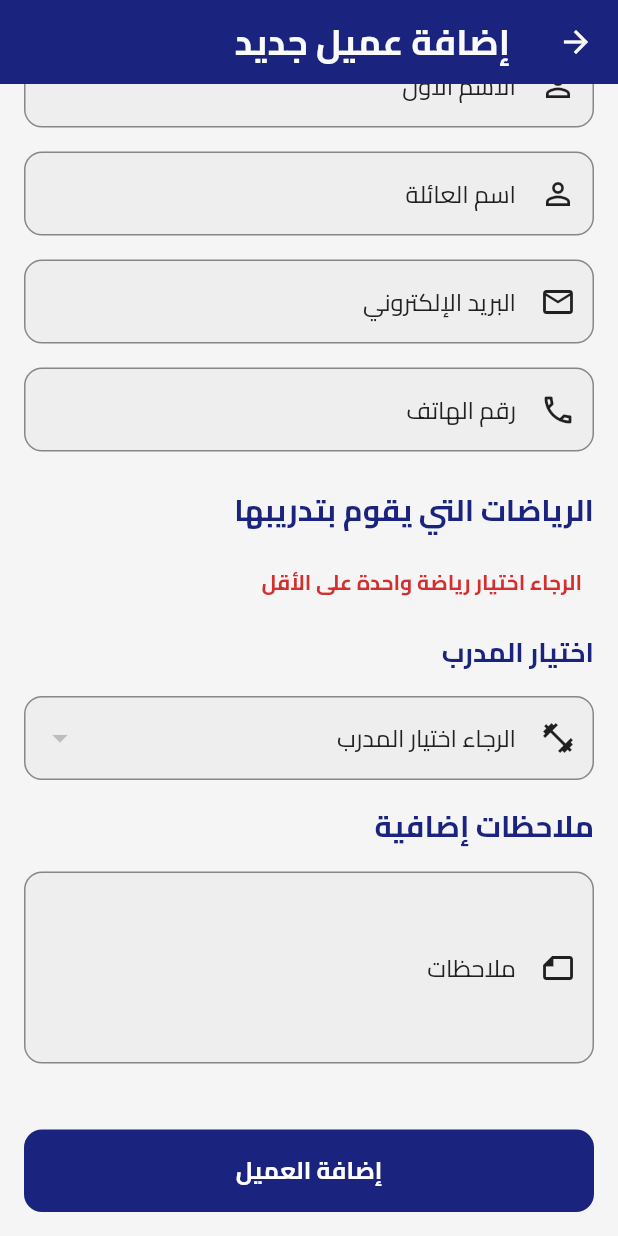
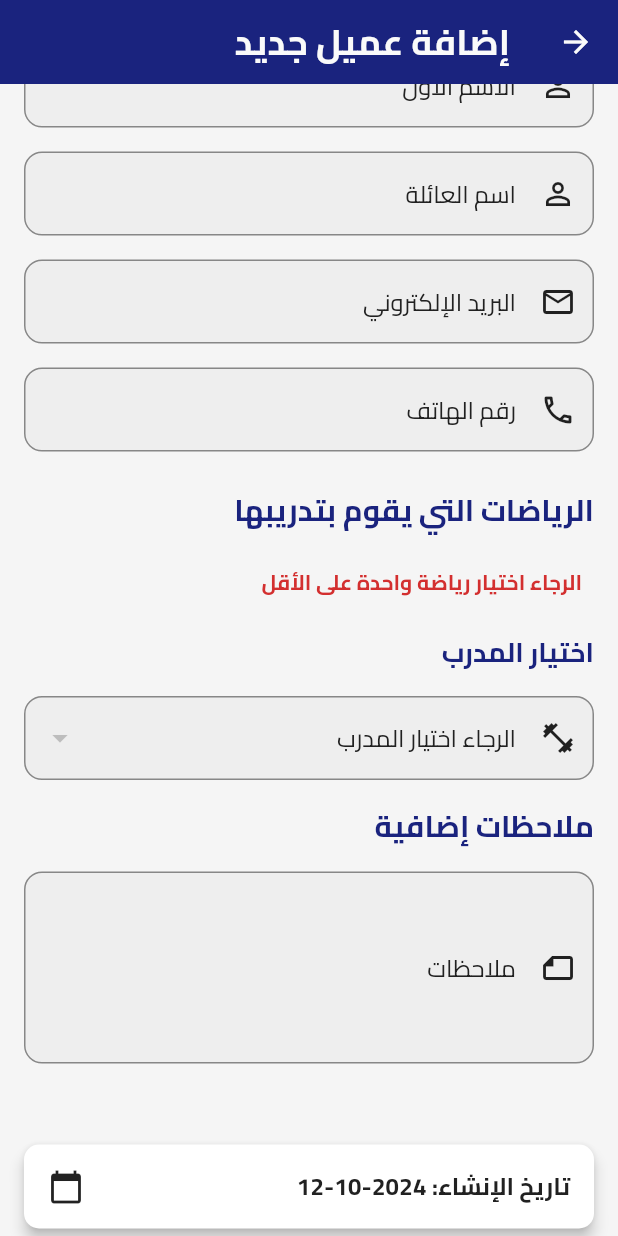
Before and after one commit to Rayen-nasser/gym_manager, a Flutter app: the AddEditMemberScreen screen opened directly, scrolled down 215 dp, on a phone screen of 412 x 824 dp. Run offline on Flutter 3.47's test engine with Material 3 defaults, Android fonts, the phone set to English and light mode, and no system bars; our stand-ins replace another_flushbar, cloud_firestore, firebase_auth, firebase_core, fl_chart, google_fonts and 1 more; accounts and stored records are empty.

```diff
--- a/lib/screens/members/add_edit_member_screen.dart
+++ b/lib/screens/members/add_edit_member_screen.dart
@@ -26,9 +26,11 @@ class _AddEditMemberScreenState extends State<AddEditMemberScreen> {
   final _emailController = TextEditingController();
   final _phoneController = TextEditingController();
   final _notesController = TextEditingController();
+  DateTime _selectedDate = DateTime.now(); // Initialize to current date
 
+
+  DateTime _membershipExpiration = DateTime.now().add(const Duration(days: 30)) ;
   String _selectedMemberType = "client";
-  DateTime _membershipExpiration = DateTime.now().add(const Duration(days: 30));
   String? _selectedTrainerId;
   List<Sport> _selectedSports = [];
   bool _isLoading = false;
@@ -73,10 +75,16 @@ class _AddEditMemberScreenState extends State<AddEditMemberScreen> {
                 child: Column(
                   crossAxisAlignment: CrossAxisAlignment.stretch,
                   children: [
+                    // Existing fields...
                     if (isTablet)
                       _buildTabletLayout(constraints)
                     else
                       _buildPhoneLayout(),
+                    const SizedBox(height: 24),
+
+                    // Date picker field
+                    _buildDateSelector(context),
+
                     const SizedBox(height: 24),
                     _buildSubmitButton(),
                   ],
@@ -84,6 +92,38 @@ class _AddEditMemberScreenState extends State<AddEditMemberScreen> {
               ),
             );
           },
+        ),
+      ),
+    );
+  }
+
+  Widget _buildDateSelector(BuildContext context) {
+    return GestureDetector(
+      onTap: () => _selectDate(context),
+      child: Card(
+        elevation: 4,
+        margin: const EdgeInsets.symmetric(vertical: 10),
+        shape: RoundedRectangleBorder(
+          borderRadius: BorderRadius.circular(10),
+        ),
+        child: Padding(
+          padding: const EdgeInsets.all(16),
+          child: Row(
+            mainAxisAlignment: MainAxisAlignment.spaceBetween,
+            children: [
+              Expanded(
+                child: Text(
+                  "تاريخ الإنشاء: ${_selectedDate.toLocal().toString().split(' ')[0]}",
+                  style: GoogleFonts.cairo(
+                    fontSize: 16,
+                    fontWeight: FontWeight.bold,
+                  ),
+                  textAlign: TextAlign.right, // Align text to the right
+                ),
+              ),
+              Icon(Icons.calendar_today),
+            ],
+          ),
         ),
       ),
     );
@@ -175,7 +215,6 @@ class _AddEditMemberScreenState extends State<AddEditMemberScreen> {
     );
   }
 
-// Widget to build the membership type selection
   Widget _buildTypeSelection(BuildContext context) {
     return Column(
       crossAxisAlignment: CrossAxisAlignment.start,
@@ -360,7 +399,10 @@ class _AddEditMemberScreenState extends State<AddEditMemberScreen> {
                 bool isSelected = _selectedSports.any((s) => s.id == sport.id);
 
                 return ChoiceChip(
-                  label: Text(
+                  label: Row(
+                    mainAxisSize: MainAxisSize.min,
+                    children: [
+                      Text(
                         sport.name,
                         style: GoogleFonts.cairo(
                           fontWeight: FontWeight.bold,
@@ -368,6 +410,8 @@ class _AddEditMemberScreenState extends State<AddEditMemberScreen> {
                               ? Colors.white
                               : Theme.of(context).textTheme.titleLarge?.color,
                         ),
+                      ),
+                    ],
                   ),
                   selected: isSelected,
                   onSelected: (bool selected) {
@@ -431,6 +475,8 @@ class _AddEditMemberScreenState extends State<AddEditMemberScreen> {
             }
 
             List<DropdownMenuItem<String>> trainerItems = [];
+            String? validTrainerId;
+
             for (var doc in snapshot.data!.docs) {
               var data = doc.data() as Map<String, dynamic>;
               List<dynamic> trainerSportsData = data['sports'] ?? [];
@@ -441,6 +487,7 @@ class _AddEditMemberScreenState extends State<AddEditMemberScreen> {
                 return '';
               }).toList();
 
+              // Check if the trainer can teach any of the selected sports
               bool canTeach = _selectedSports.any((sport) => trainerSports.contains(sport.id));
 
               if (canTeach) {
@@ -454,7 +501,19 @@ class _AddEditMemberScreenState extends State<AddEditMemberScreen> {
                     ),
                   ),
                 ));
+
+                // Set the first valid trainer as the default selected trainer
+                if (validTrainerId == null) {
+                  validTrainerId = doc.id;
                 }
+              }
+            }
+
+            // Check if the selected trainer exists in the filtered list
+            if (trainerItems.isEmpty || !_selectedSports.any((sport) => trainerItems.any((item) => item.value == _selectedTrainerId))) {
+              _selectedTrainerId = null;
+            } else if (_selectedTrainerId == null) {
+              _selectedTrainerId = validTrainerId;
             }
 
             return DropdownButtonFormField<String>(
@@ -561,7 +620,6 @@ class _AddEditMemberScreenState extends State<AddEditMemberScreen> {
     );
   }
 
-
   Widget _buildSubmitButton() {
     return FilledButton.icon(
       onPressed: _isLoading ? null : _submitForm, // Disable button when loading
@@ -593,6 +651,24 @@ class _AddEditMemberScreenState extends State<AddEditMemberScreen> {
     );
   }
 
+  Future<void> _selectDate(BuildContext context) async {
+    final DateTime? picked = await showDatePicker(
+      context: context,
+      initialDate: _selectedDate,
+      firstDate: DateTime(2000), // Optional: Set a minimum date
+      lastDate: DateTime(2101), // Optional: Set a maximum date
+    );
+
+    if (picked != null && picked != _selectedDate) {
+      setState(() {
+        _selectedDate = picked;
+      });
+      _membershipExpiration = _selectedDate.add(const Duration(days: 30));
+      print(_membershipExpiration.month);
+    }
+  }
+
+
   // Function to show a flushbar
   void _showFlushBar(String message, Color color) {
     Flushbar(
@@ -601,6 +677,8 @@ class _AddEditMemberScreenState extends State<AddEditMemberScreen> {
       backgroundColor: color,
     ).show(context);
   }
+
+  // Function to submit a Member
   Future<void> _submitForm() async {
     if (!_formKey.currentState!.validate()) {
       _showFlushBar(
@@ -678,7 +756,7 @@ class _AddEditMemberScreenState extends State<AddEditMemberScreen> {
         lastName: lastName,
         email: email,
         phoneNumber: phoneNumber,
-        createdAt: widget.member?.createdAt ?? DateTime.now(),
+        createdAt: _selectedDate,
         membershipExpiration: _membershipExpiration,
         totalPaid: widget.member != null ? totalPaid : 0,
         paymentDates: widget.member?.paymentDates ?? [],
```
Lines whose indentation alone changed are shown as unchanged.
